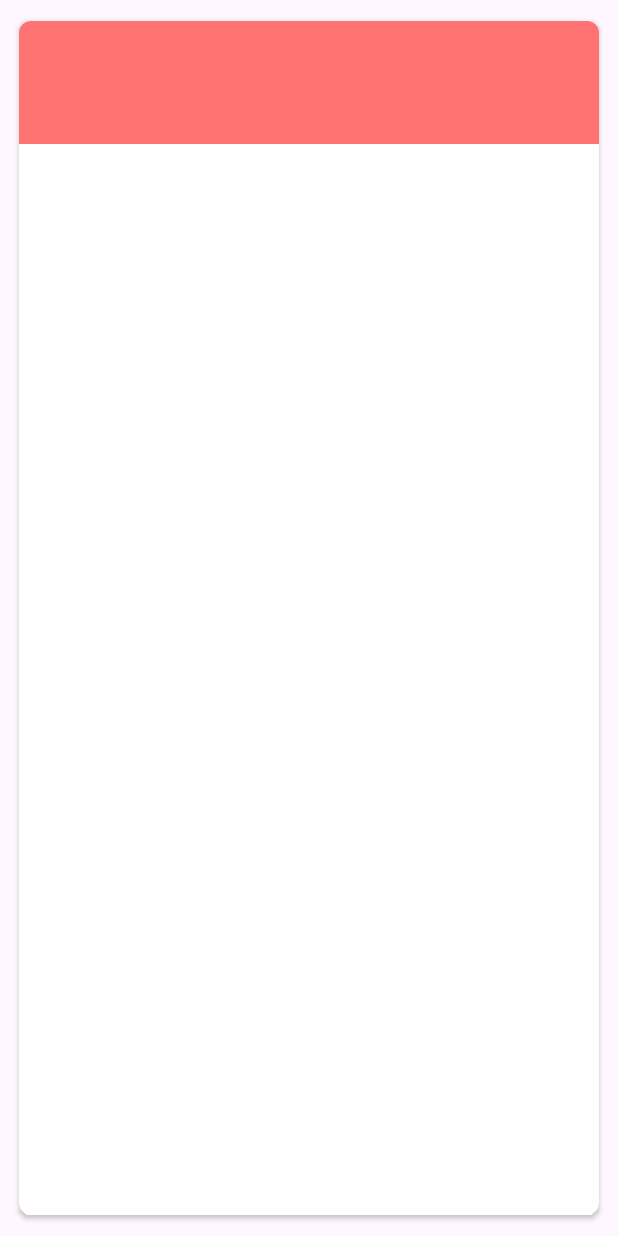
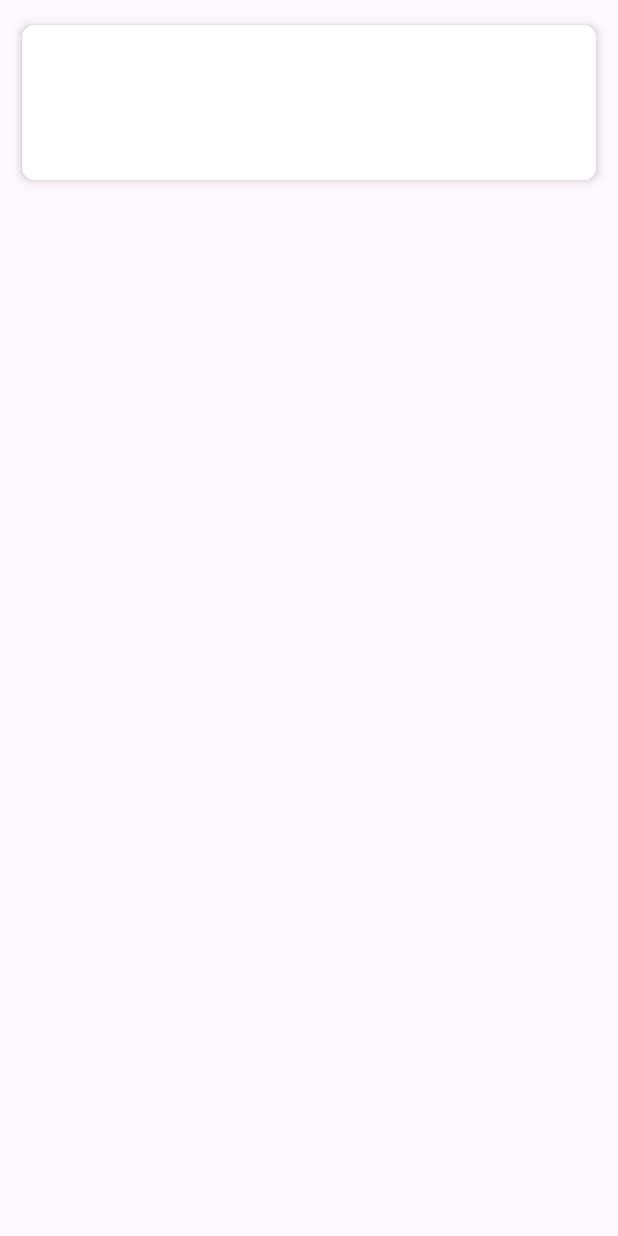
Before and after one commit to IvanToropygin/Movies, an Android app: the layout review_item.xml on its own in the app's theme, with its tools: preview values and no code run, on a phone screen of 412 x 824 dp. Run offline under Robolectric (Android 15) with nearby library versions, the phone set to English and light mode, and no system bars; network calls fail.

Commit message:
fix reviews

```diff
--- a/app/src/main/res/layout/review_item.xml
+++ b/app/src/main/res/layout/review_item.xml
@@ -3,48 +3,46 @@
     xmlns:app="http://schemas.android.com/apk/res-auto"
     xmlns:tools="http://schemas.android.com/tools"
     android:layout_width="match_parent"
-    android:layout_height="match_parent"
+    android:layout_height="wrap_content"
     android:layout_margin="8dp"
     app:cardCornerRadius="8dp"
+    app:cardElevation="4dp"
     app:cardUseCompatPadding="true">
 
     <LinearLayout
         android:id="@+id/linearLayoutReviewContainer"
         android:layout_width="match_parent"
         android:layout_height="wrap_content"
+        android:orientation="vertical"
         android:alpha="0.75"
-        android:orientation="vertical"
-        android:padding="8dp"
-        tools:background="@android:color/holo_red_light">
+        android:padding="16dp">
 
         <TextView
             android:id="@+id/textViewReviewTitle"
             android:layout_width="match_parent"
             android:layout_height="wrap_content"
-            android:textAlignment="center"
             android:textColor="@color/white"
             android:textSize="14sp"
             android:textStyle="bold"
-            tools:text="@tools:sample/lorem" />
+            tools:text="Author Name" />
 
         <TextView
             android:id="@+id/textViewReviewAuthor"
             android:layout_width="match_parent"
             android:layout_height="wrap_content"
-            android:layout_marginTop="4dp"
+            android:layout_marginTop="8dp"
             android:textColor="@color/white"
             android:textSize="14sp"
-            android:textStyle="bold"
-            tools:text="@tools:sample/lorem" />
+            tools:text="@tools:sample/lorem/random" />
 
         <TextView
             android:id="@+id/textViewReviewContent"
             android:layout_width="match_parent"
             android:layout_height="wrap_content"
-            android:layout_marginTop="4dp"
+            android:layout_marginTop="8dp"
             android:textColor="@color/white"
-            android:textSize="14sp"
+            android:textSize="12sp"
             android:textStyle="italic"
-            tools:text="@tools:sample/lorem/random" />
+            tools:text="2023-08-15" />
     </LinearLayout>
 </androidx.cardview.widget.CardView>
```
Also changed, not shown: app/src/main/res/layout/activity_movie_detail.xml (+30 -13 lines).
